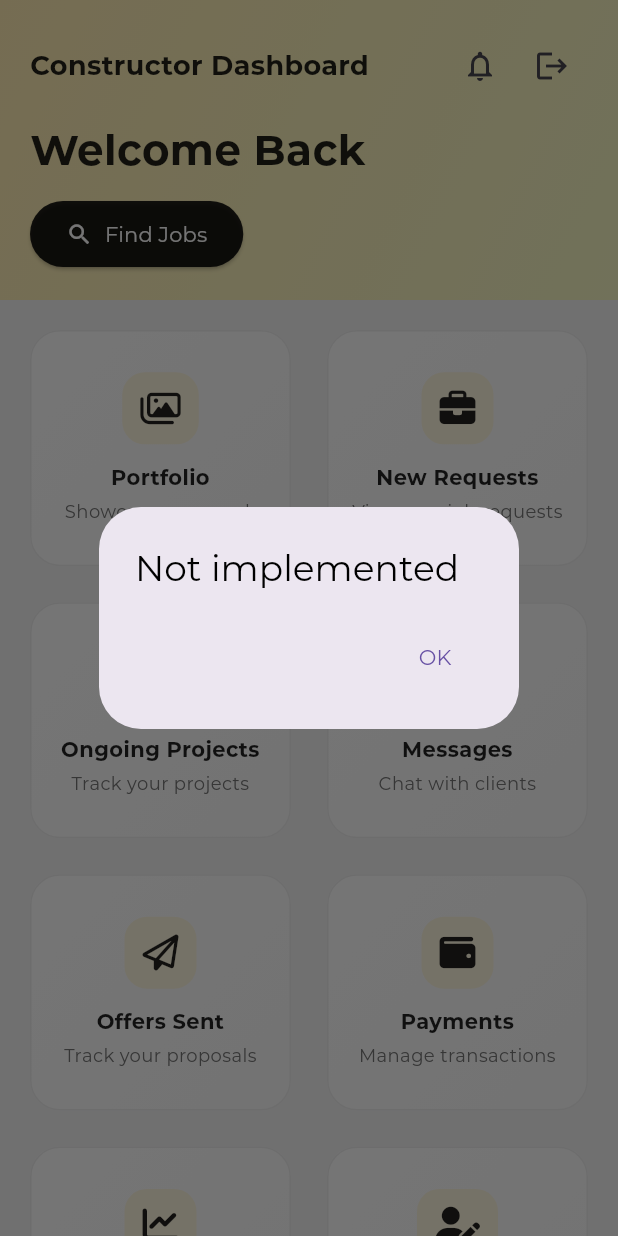
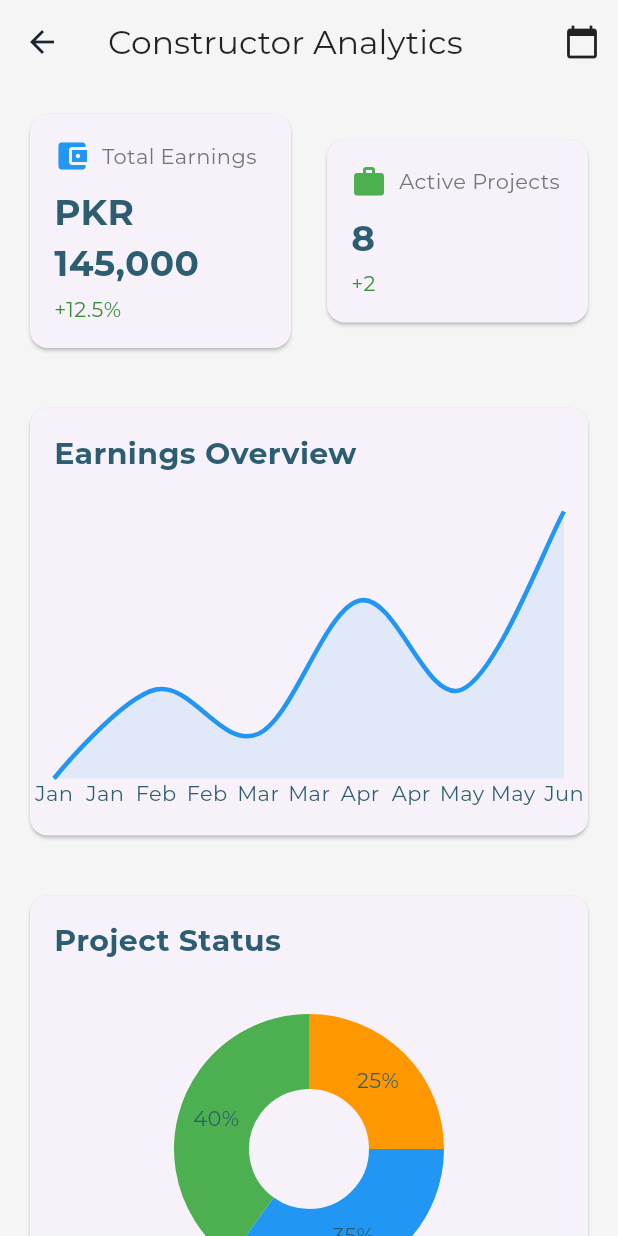
Before and after one commit to ArslanYousaf12/home-front-pk, a Flutter app: the ConstructorDashboard screen opened by its route, after a tap on "Analytics", on a phone screen of 412 x 824 dp. Run offline on Flutter 3.47's test engine with Material 3 defaults, Android fonts, the phone set to English and light mode, and no system bars; drawn by our look-alikes of fl_chart; our stand-ins replace cached_network_image, carousel_slider, cloud_firestore, equatable, file_picker, firebase_auth and 11 more; accounts and stored records are empty; generated files the repository leaves out were written again.

Commit message:
analytics part complete

```diff
--- /dev/null
+++ b/lib/src/analytics/presentation/analytics_dashboard.dart
@@ -0,0 +1,479 @@
+// analytics_screen.dart
+import 'package:flutter/material.dart';
+import 'package:flutter_riverpod/flutter_riverpod.dart';
+import 'package:intl/intl.dart';
+import 'package:fl_chart/fl_chart.dart';
+
+class AnalyticsDashboard extends ConsumerStatefulWidget {
+  final String userType; // 'constructor' or 'designer'
+
+  const AnalyticsDashboard({
+    required this.userType,
+    Key? key,
+  }) : super(key: key);
+
+  @override
+  ConsumerState<AnalyticsDashboard> createState() => _AnalyticsDashboardState();
+}
+
+class _AnalyticsDashboardState extends ConsumerState<AnalyticsDashboard> {
+  String timeRange = 'Month'; // 'Week', 'Month', 'Year'
+
+  @override
+  Widget build(BuildContext context) {
+    return Scaffold(
+      backgroundColor: Colors.grey[100],
+      appBar: AppBar(
+        title: Text(
+          '${widget.userType == 'constructor' ? 'Constructor' : 'Designer'} Analytics',
+          style: const TextStyle(color: Colors.black87),
+        ),
+        backgroundColor: Colors.transparent,
+        elevation: 0,
+        actions: [
+          PopupMenuButton<String>(
+            icon: const Icon(Icons.calendar_today, color: Colors.black87),
+            onSelected: (String value) {
+              setState(() {
+                timeRange = value;
+              });
+            },
+            itemBuilder: (BuildContext context) => [
+              const PopupMenuItem(
+                value: 'Week',
+                child: Text('This Week'),
+              ),
+              const PopupMenuItem(
+                value: 'Month',
+                child: Text('This Month'),
+              ),
+              const PopupMenuItem(
+                value: 'Year',
+                child: Text('This Year'),
+              ),
+            ],
+          ),
+        ],
+      ),
+      body: SingleChildScrollView(
+        child: Column(
+          children: [
+            // Key Metrics Cards
+            Padding(
+              padding: const EdgeInsets.all(16.0),
+              child: Row(
+                children: [
+                  Expanded(
+                    child: _MetricCard(
+                      title: 'Total Earnings',
+                      value: 'PKR 145,000',
+                      increase: '+12.5%',
+                      icon: Icons.account_balance_wallet,
+                      color: Colors.blue,
+                    ),
+                  ),
+                  const SizedBox(width: 16),
+                  Expanded(
+                    child: _MetricCard(
+                      title: 'Active Projects',
+                      value: '8',
+                      increase: '+2',
+                      icon: Icons.work,
+                      color: Colors.green,
+                    ),
+                  ),
+                ],
+              ),
+            ),
+
+            // Earnings Chart
+            const _ChartContainer(
+              title: 'Earnings Overview',
+              chart: _EarningsLineChart(),
+            ),
+
+            // Project Status
+            const _ChartContainer(
+              title: 'Project Status',
+              chart: _ProjectStatusPieChart(),
+            ),
+
+            // Performance Metrics
+            Padding(
+              padding: const EdgeInsets.all(16.0),
+              child: Column(
+                crossAxisAlignment: CrossAxisAlignment.start,
+                children: [
+                  const Text(
+                    'Performance Metrics',
+                    style: TextStyle(
+                      fontSize: 20,
+                      fontWeight: FontWeight.bold,
+                    ),
+                  ),
+                  const SizedBox(height: 16),
+                  _ProgressMetric(
+                    label: 'Client Satisfaction',
+                    value: 0.92,
+                    color: Colors.green,
+                  ),
+                  const SizedBox(height: 12),
+                  _ProgressMetric(
+                    label: 'On-time Completion',
+                    value: 0.85,
+                    color: Colors.blue,
+                  ),
+                  const SizedBox(height: 12),
+                  _ProgressMetric(
+                    label: 'Proposal Success Rate',
+                    value: 0.78,
+                    color: Colors.orange,
+                  ),
+                ],
+              ),
+            ),
+
+            // Recent Activity
+            Padding(
+              padding: const EdgeInsets.all(16.0),
+              child: Card(
+                child: Padding(
+                  padding: const EdgeInsets.all(16.0),
+                  child: Column(
+                    crossAxisAlignment: CrossAxisAlignment.start,
+                    children: [
+                      const Text(
+                        'Recent Activity',
+                        style: TextStyle(
+                          fontSize: 20,
+                          fontWeight: FontWeight.bold,
+                        ),
+                      ),
+                      const SizedBox(height: 16),
+                      _ActivityItem(
+                        title: 'Project Completed',
+                        subtitle: 'House Renovation - PKR 120,000',
+                        time: '2 hours ago',
+                        icon: Icons.check_circle,
+                        color: Colors.green,
+                      ),
+                      _ActivityItem(
+                        title: 'New Project Started',
+                        subtitle: 'Kitchen Design - PKR 45,000',
+                        time: '1 day ago',
+                        icon: Icons.play_circle,
+                        color: Colors.blue,
+                      ),
+                      _ActivityItem(
+                        title: 'Payment Received',
+                        subtitle: 'PKR 25,000',
+                        time: '2 days ago',
+                        icon: Icons.payment,
+                        color: Colors.purple,
+                      ),
+                    ],
+                  ),
+                ),
+              ),
+            ),
+          ],
+        ),
+      ),
+    );
+  }
+}
+
+class _MetricCard extends StatelessWidget {
+  final String title;
+  final String value;
+  final String increase;
+  final IconData icon;
+  final Color color;
+
+  const _MetricCard({
+    required this.title,
+    required this.value,
+    required this.increase,
+    required this.icon,
+    required this.color,
+  });
+
+  @override
+  Widget build(BuildContext context) {
+    return Card(
+      child: Padding(
+        padding: const EdgeInsets.all(16.0),
+        child: Column(
+          crossAxisAlignment: CrossAxisAlignment.start,
+          children: [
+            Row(
+              children: [
+                Icon(icon, color: color),
+                const SizedBox(width: 8),
+                Text(
+                  title,
+                  style: TextStyle(
+                    color: Colors.grey[600],
+                    fontSize: 14,
+                  ),
+                ),
+              ],
+            ),
+            const SizedBox(height: 8),
+            Text(
+              value,
+              style: const TextStyle(
+                fontSize: 24,
+                fontWeight: FontWeight.bold,
+              ),
+            ),
+            const SizedBox(height: 4),
+            Text(
+              increase,
+              style: TextStyle(
+                color: Colors.green[700],
+                fontWeight: FontWeight.w500,
+              ),
+            ),
+          ],
+        ),
+      ),
+    );
+  }
+}
+
+class _ChartContainer extends StatelessWidget {
+  final String title;
+  final Widget chart;
+
+  const _ChartContainer({
+    required this.title,
+    required this.chart,
+  });
+
+  @override
+  Widget build(BuildContext context) {
+    return Padding(
+      padding: const EdgeInsets.all(16.0),
+      child: Card(
+        child: Padding(
+          padding: const EdgeInsets.all(16.0),
+          child: Column(
+            crossAxisAlignment: CrossAxisAlignment.start,
+            children: [
+              Text(
+                title,
+                style: const TextStyle(
+                  fontSize: 20,
+                  fontWeight: FontWeight.bold,
+                ),
+              ),
+              const SizedBox(height: 24),
+              SizedBox(
+                height: 200,
+                child: chart,
+              ),
+            ],
+          ),
+        ),
+      ),
+    );
+  }
+}
+
+class _EarningsLineChart extends StatelessWidget {
+  const _EarningsLineChart();
+
+  @override
+  Widget build(BuildContext context) {
+    return LineChart(
+      LineChartData(
+        gridData: FlGridData(show: false),
+        titlesData: FlTitlesData(
+          leftTitles: AxisTitles(
+            sideTitles: SideTitles(showTitles: false),
+          ),
+          bottomTitles: AxisTitles(
+            sideTitles: SideTitles(
+              showTitles: true,
+              getTitlesWidget: (value, meta) {
+                const months = ['Jan', 'Feb', 'Mar', 'Apr', 'May', 'Jun'];
+                if (value.toInt() < months.length) {
+                  return Text(months[value.toInt()]);
+                }
+                return const Text('');
+              },
+            ),
+          ),
+          rightTitles: AxisTitles(
+            sideTitles: SideTitles(showTitles: false),
+          ),
+          topTitles: AxisTitles(
+            sideTitles: SideTitles(showTitles: false),
+          ),
+        ),
+        borderData: FlBorderData(show: false),
+        lineBarsData: [
+          LineChartBarData(
+            spots: const [
+              FlSpot(0, 3),
+              FlSpot(1, 4),
+              FlSpot(2, 3.5),
+              FlSpot(3, 5),
+              FlSpot(4, 4),
+              FlSpot(5, 6),
+            ],
+            isCurved: true,
+            color: Colors.blue,
+            barWidth: 3,
+            dotData: FlDotData(show: false),
+            belowBarData: BarAreaData(
+              show: true,
+              color: Colors.blue.withOpacity(0.1),
+            ),
+          ),
+        ],
+      ),
+    );
+  }
+}
+
+class _ProjectStatusPieChart extends StatelessWidget {
+  const _ProjectStatusPieChart();
+
+  @override
+  Widget build(BuildContext context) {
+    return PieChart(
+      PieChartData(
+        sectionsSpace: 0,
+        centerSpaceRadius: 40,
+        sections: [
+          PieChartSectionData(
+            value: 35,
+            title: '35%',
+            color: Colors.blue,
+            radius: 50,
+          ),
+          PieChartSectionData(
+            value: 40,
+            title: '40%',
+            color: Colors.green,
+            radius: 50,
+          ),
+          PieChartSectionData(
+            value: 25,
+            title: '25%',
+            color: Colors.orange,
+            radius: 50,
+          ),
+        ],
+      ),
+    );
+  }
+}
+
+class _ProgressMetric extends StatelessWidget {
+  final String label;
+  final double value;
+  final Color color;
+
+  const _ProgressMetric({
+    required this.label,
+    required this.value,
+    required this.color,
+  });
+
+  @override
+  Widget build(BuildContext context) {
+    return Column(
+      crossAxisAlignment: CrossAxisAlignment.start,
+      children: [
+        Row(
+          mainAxisAlignment: MainAxisAlignment.spaceBetween,
+          children: [
+            Text(
+              label,
+              style: const TextStyle(fontWeight: FontWeight.w500),
+            ),
+            Text(
+              '${(value * 100).toInt()}%',
+              style: TextStyle(
+                color: color,
+                fontWeight: FontWeight.bold,
+              ),
+            ),
+          ],
+        ),
+        const SizedBox(height: 8),
+        LinearProgressIndicator(
+          value: value,
+          backgroundColor: color.withOpacity(0.1),
+          valueColor: AlwaysStoppedAnimation<Color>(color),
+        ),
+      ],
+    );
+  }
+}
+
+class _ActivityItem extends StatelessWidget {
+  final String title;
+  final String subtitle;
+  final String time;
+  final IconData icon;
+  final Color color;
+
+  const _ActivityItem({
+    required this.title,
+    required this.subtitle,
+    required this.time,
+    required this.icon,
+    required this.color,
+  });
+
+  @override
+  Widget build(BuildContext context) {
+    return Padding(
+      padding: const EdgeInsets.symmetric(vertical: 8.0),
+      child: Row(
+        children: [
+          Container(
+            padding: const EdgeInsets.all(8),
+            decoration: BoxDecoration(
+              color: color.withOpacity(0.1),
+              borderRadius: BorderRadius.circular(8),
+            ),
+            child: Icon(icon, color: color),
+          ),
+          const SizedBox(width: 16),
+          Expanded(
+            child: Column(
+              crossAxisAlignment: CrossAxisAlignment.start,
+              children: [
+                Text(
+                  title,
+                  style: const TextStyle(
+                    fontWeight: FontWeight.w500,
+                  ),
+                ),
+                Text(
+                  subtitle,
+                  style: TextStyle(
+                    color: Colors.grey[600],
+                    fontSize: 12,
+                  ),
+                ),
+              ],
+            ),
+          ),
+          Text(
+            time,
+            style: TextStyle(
+              color: Colors.grey[500],
+              fontSize: 12,
+            ),
+          ),
+        ],
+      ),
+    );
+  }
+}
--- a/lib/src/features/dashboard/presentation/constructor_dashboard/constrcutor_dashboard.dart
+++ b/lib/src/features/dashboard/presentation/constructor_dashboard/constrcutor_dashboard.dart
@@ -2,6 +2,7 @@ import 'package:flutter/material.dart';
 import 'package:flutter_riverpod/flutter_riverpod.dart';
 import 'package:font_awesome_flutter/font_awesome_flutter.dart';
 import 'package:go_router/go_router.dart';
+import 'package:home_front_pk/src/analytics/presentation/analytics_dashboard.dart';
 import 'package:home_front_pk/src/common_widgets/alert_dialogs.dart';
 import 'package:home_front_pk/src/constants/app_sizes.dart';
 import 'package:home_front_pk/src/constructor_apply_job/presentation/constructor_job_screen.dart';
@@ -177,12 +178,16 @@ class _ConstructorDashboardState extends ConsumerState<ConstructorDashboard> {
                     ),
                   ),
                   _buildModernGridCard(
-                    icon: FontAwesomeIcons.chartLine,
-                    title: 'Analytics',
-                    subtitle: 'View insights',
-                    onTap: () =>
-                        showNotImplementedAlertDialog(context: context),
-                  ),
+                      icon: FontAwesomeIcons.chartLine,
+                      title: 'Analytics',
+                      subtitle: 'View insights',
+                      onTap: () => Navigator.push(
+                            context,
+                            MaterialPageRoute(
+                              builder: (context) => const AnalyticsDashboard(
+                                  userType: 'constructor'),
+                            ),
+                          )),
                   _buildModernGridCard(
                     icon: FontAwesomeIcons.userPen,
                     title: 'Profile',
```
